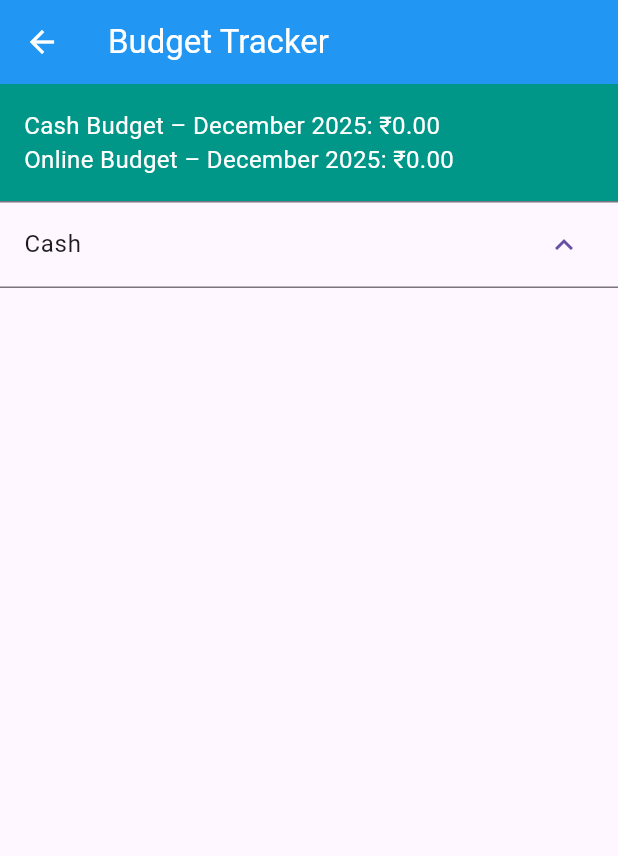
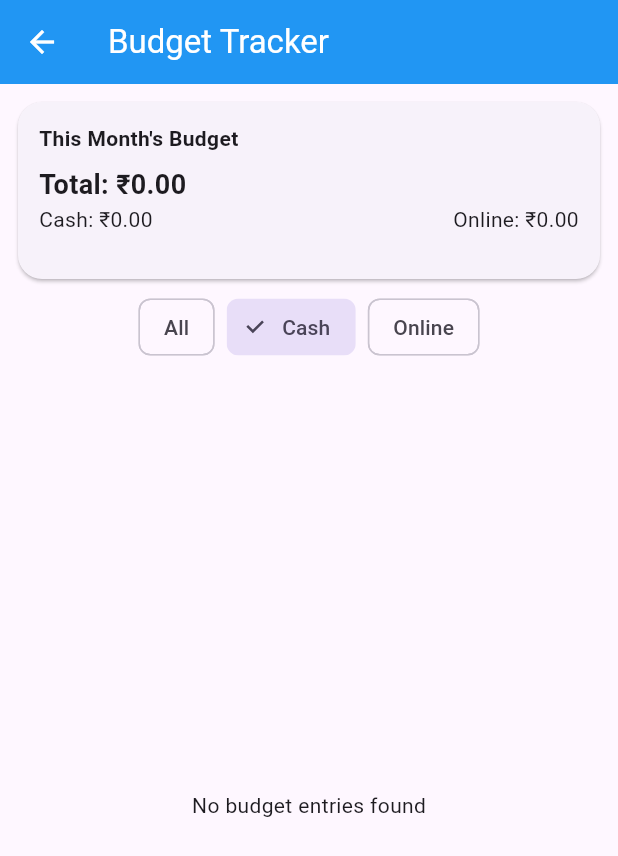
Before and after one commit to kadamharshit/Wallet_Watch, a Flutter app: the BudgetTracker screen opened by its route, after a tap on "Cash", on a phone screen of 412 x 824 dp. Shown: the top 856 px of the screen. Run offline on Flutter 3.47's test engine with Material 3 defaults, Android fonts, the phone set to English and light mode, and no system bars; our stand-ins replace fl_chart, shared_preferences, sqflite, supabase_flutter; accounts and stored records are empty.

Commit message:
UI Enhancement and added Edit and Delete option

```diff
--- a/lib/features/settings/budget_tracker.dart
+++ b/lib/features/settings/budget_tracker.dart
@@ -2,7 +2,6 @@ import 'package:flutter/material.dart';
 import 'package:intl/intl.dart';
 import 'package:supabase_flutter/supabase_flutter.dart';
 import 'package:walletwatch/services/expense_database.dart';
-import 'dart:collection';
 
 class BudgetTracker extends StatefulWidget {
   const BudgetTracker({super.key});
@@ -12,55 +11,34 @@ class BudgetTracker extends StatefulWidget {
 }
 
 class _BudgetTrackerState extends State<BudgetTracker> {
-  late Future<List<Map<String, dynamic>>> _budgetList = Future.value([]);
-  List<String> _availableMonths = [];
-  String _selectedMonth = '';
+  List<Map<String, dynamic>> _filteredBudgets = [];
+
   double _cashTotal = 0.0;
   double _onlineTotal = 0.0;
-  List<Map<String, dynamic>> _filteredBudgets = [];
+
+  String _filterMode = 'All'; // All / Cash / Online
+  String _selectedMonth =
+      "${DateTime.now().year}-${DateTime.now().month.toString().padLeft(2, '0')}";
 
   @override
   void initState() {
     super.initState();
-    _initializeMonthList();
-  }
-
-  void _initializeMonthList() async {
-    final allBudgets = await DatabaseHelper.instance.getBudget();
-    final monthSet = <String>{};
-
-    for (var entry in allBudgets) {
-      final date = entry['date'] ?? '';
-      if (date.length >= 7) {
-        monthSet.add(date.substring(0, 7));
-      }
-    }
-
-    final sortedMonths = monthSet.toList()..sort((a, b) => b.compareTo(a));
-
-    setState(() {
-      _availableMonths = sortedMonths;
-      _selectedMonth = sortedMonths.isNotEmpty
-          ? sortedMonths.first
-          : "${DateTime.now().year}-${DateTime.now().month.toString().padLeft(2, '0')}";
-    });
-
     _loadBudgetsForMonth(_selectedMonth);
   }
 
+  // ---------------- LOAD ----------------
   void _loadBudgetsForMonth(String month) async {
     final allBudgets = await DatabaseHelper.instance.getBudget();
-    final filtered = allBudgets.where((entry) {
-      final date = entry['date'] ?? '';
-      return date.startsWith(month);
-    }).toList();
+    final filtered = allBudgets
+        .where((b) => (b['date'] ?? '').startsWith(month))
+        .toList();
 
-    double cash = 0.0;
-    double online = 0.0;
+    double cash = 0;
+    double online = 0;
 
-    for (var entry in filtered) {
-      final amount = (entry['total'] as num?)?.toDouble() ?? 0.0;
-      if (entry['mode'] == 'Cash') {
+    for (final b in filtered) {
+      final amount = (b['total'] as num?)?.toDouble() ?? 0;
+      if ((b['mode'] ?? '') == 'Cash') {
         cash += amount;
       } else {
         online += amount;
@@ -68,49 +46,31 @@ class _BudgetTrackerState extends State<BudgetTracker> {
     }
 
     setState(() {
-      _budgetList = Future.value(filtered);
       _filteredBudgets = filtered;
       _cashTotal = cash;
       _onlineTotal = online;
     });
   }
 
-  String _getMonthName(int month) {
-    const months = [
-      'January',
-      'February',
-      'March',
-      'April',
-      'May',
-      'June',
-      'July',
-      'August',
-      'September',
-      'October',
-      'November',
-      'December',
-    ];
-    return months[month - 1];
+  // ---------------- FILTER ----------------
+  List<Map<String, dynamic>> get _filteredByMode {
+    if (_filterMode == 'All') return _filteredBudgets;
+    return _filteredBudgets.where((b) {
+      return (b['mode'] ?? '').toString().toLowerCase() ==
+          _filterMode.toLowerCase();
+    }).toList();
   }
 
-  String _formatMonthLabel(String monthYear) {
-    final parts = monthYear.split('-');
-    final year = parts[0];
-    final month = int.parse(parts[1]);
-    return "${_getMonthName(month)} $year";
-  }
-
+  // ---------------- EDIT ----------------
   Future<void> _showEditDialog(Map<String, dynamic> entry) async {
-    final amountController = TextEditingController(
-      text: entry['total'].toString(),
-    );
+    final controller = TextEditingController(text: entry['total'].toString());
 
     await showDialog(
       context: context,
       builder: (_) => AlertDialog(
         title: const Text("Edit Budget"),
         content: TextField(
-          controller: amountController,
+          controller: controller,
           keyboardType: TextInputType.number,
           decoration: const InputDecoration(labelText: "Amount"),
         ),
@@ -121,22 +81,20 @@ class _BudgetTrackerState extends State<BudgetTracker> {
           ),
           ElevatedButton(
             onPressed: () async {
-              final newAmount = double.tryParse(amountController.text);
-              if (newAmount != null) {
+              final value = double.tryParse(controller.text);
+              if (value != null) {
                 await DatabaseHelper.instance.updateBudget(entry['id'], {
-                  'date': entry['date'],
-                  'total': newAmount,
-                  'mode': entry['mode'],
-                  'bank': entry['bank'] ?? '',
+                  'total': value,
                 });
+
                 final supabaseId = entry['supabase_id'];
                 if (supabaseId != null) {
-                  final supabase = Supabase.instance.client;
-                  await supabase
+                  await Supabase.instance.client
                       .from('budgets')
-                      .update({'total': newAmount})
+                      .update({'total': value})
                       .eq('id', supabaseId);
                 }
+
                 Navigator.pop(context);
                 _loadBudgetsForMonth(_selectedMonth);
               }
@@ -148,12 +106,13 @@ class _BudgetTrackerState extends State<BudgetTracker> {
     );
   }
 
-  Future<void> _confirmDelete(Map<String, dynamic> entry) async {
-    final confirmed = await showDialog<bool>(
+  // ---------------- DELETE ----------------
+  Future<bool> _confirmDelete(Map<String, dynamic> entry) async {
+    final result = await showDialog<bool>(
       context: context,
       builder: (_) => AlertDialog(
-        title: const Text("Delete Budget Entry"),
-        content: const Text("Are you sure you want to delete this entry?"),
+        title: const Text("Delete budget?"),
+        content: const Text("This action cannot be undone."),
         actions: [
           TextButton(
             onPressed: () => Navigator.pop(context, false),
@@ -161,177 +120,205 @@ class _BudgetTrackerState extends State<BudgetTracker> {
           ),
           ElevatedButton(
             onPressed: () => Navigator.pop(context, true),
+            style: ElevatedButton.styleFrom(backgroundColor: Colors.red),
             child: const Text("Delete"),
           ),
         ],
       ),
     );
 
-    if (confirmed == true) {
-      final localId = entry['id'] as int;
+    if (result == true) {
+      final localId = entry['id'];
       final supabaseId = entry['supabase_id'];
 
-      try {
-        //1. delete from supabase if we know the remote id
+      await DatabaseHelper.instance.deleteBudget(localId);
 
       if (supabaseId != null) {
-          final supabase = Supabase.instance.client;
-          await supabase.from('budgets').delete().eq('id', supabaseId);
+        await Supabase.instance.client
+            .from('budgets')
+            .delete()
+            .eq('id', supabaseId);
       }
 
-        //2. Delete from local SQLite
-        await DatabaseHelper.instance.deleteBudget(localId);
-
-        //3. Refresg List
       _loadBudgetsForMonth(_selectedMonth);
-
-        ScaffoldMessenger.of(
-          context,
-        ).showSnackBar(const SnackBar(content: Text("Budget entry deleted")));
-      } catch (e) {
-        debugPrint("Error deleting budget: $e");
-        ScaffoldMessenger.of(context).showSnackBar(
-          const SnackBar(content: Text("Failed to delete Budget Entry")),
-        );
+      return true;
     }
-    }
+    return false;
   }
 
-  @override
-  Widget build(BuildContext context) {
-    // Group online budgets by bank
-    final onlineByBank = <String, List<Map<String, dynamic>>>{};
-    for (var entry in _filteredBudgets) {
-      if (entry['mode'] != 'Cash') {
-        final bank = (entry['bank'] as String?)?.isNotEmpty == true
-            ? entry['bank']
-            : 'Unknown';
-        onlineByBank.putIfAbsent(bank!, () => []).add(entry);
-      }
-    }
+  // ---------------- SUMMARY ----------------
+  Widget _buildSummary() {
+    final total = _cashTotal + _onlineTotal;
+    final cashFrac = total == 0 ? 0 : _cashTotal / total;
+    final onlineFrac = total == 0 ? 0 : _onlineTotal / total;
 
-    final cashEntries = _filteredBudgets
-        .where((e) => e['mode'] == 'Cash')
-        .toList();
-
-    return Scaffold(
-      appBar: AppBar(
-        leading: const BackButton(),
-        backgroundColor: Colors.blue,
-        foregroundColor: Colors.white,
-        title: const Text("Budget Tracker"),
-      ),
-      body: Column(
-        children: [
-          if (_availableMonths.isNotEmpty)
-            Padding(
-              padding: const EdgeInsets.all(8),
-              child: DropdownButton<String>(
-                value: _selectedMonth,
-                isExpanded: true,
-                items: _availableMonths.map((month) {
-                  return DropdownMenuItem<String>(
-                    value: month,
-                    child: Text(_formatMonthLabel(month)),
-                  );
-                }).toList(),
-                onChanged: (value) {
-                  if (value != null) {
-                    setState(() {
-                      _selectedMonth = value;
-                    });
-                    _loadBudgetsForMonth(value);
-                  }
-                },
-              ),
-            ),
-          Container(
-            padding: const EdgeInsets.all(16),
-            width: double.infinity,
-            color: Colors.teal,
+    return Card(
+      margin: const EdgeInsets.fromLTRB(12, 12, 12, 8),
+      shape: RoundedRectangleBorder(borderRadius: BorderRadius.circular(16)),
+      child: Padding(
+        padding: const EdgeInsets.all(14),
         child: Column(
           crossAxisAlignment: CrossAxisAlignment.start,
           children: [
+            const Text(
+              "This Month's Budget",
+              style: TextStyle(fontWeight: FontWeight.w600),
+            ),
+            const SizedBox(height: 8),
             Text(
-                  "Cash Budget – ${_formatMonthLabel(_selectedMonth)}: ₹${_cashTotal.toStringAsFixed(2)}",
-                  style: const TextStyle(fontSize: 16, color: Colors.white),
+              "Total: ₹${total.toStringAsFixed(2)}",
+              style: const TextStyle(fontSize: 18, fontWeight: FontWeight.bold),
             ),
-                Text(
-                  "Online Budget – ${_formatMonthLabel(_selectedMonth)}: ₹${_onlineTotal.toStringAsFixed(2)}",
-                  style: const TextStyle(fontSize: 16, color: Colors.white),
+            Row(
+              children: [
+                Expanded(
+                  child: Text("Cash: ₹${_cashTotal.toStringAsFixed(2)}"),
+                ),
+                Expanded(
+                  child: Text(
+                    "Online: ₹${_onlineTotal.toStringAsFixed(2)}",
+                    textAlign: TextAlign.right,
+                  ),
+                ),
+              ],
+            ),
+            const SizedBox(height: 10),
+            ClipRRect(
+              borderRadius: BorderRadius.circular(999),
+              child: Row(
+                children: [
+                  Expanded(
+                    flex: (cashFrac * 1000).round(),
+                    child: Container(height: 6, color: Colors.green),
+                  ),
+                  Expanded(
+                    flex: (onlineFrac * 1000).round(),
+                    child: Container(height: 6, color: Colors.blue),
                   ),
                 ],
               ),
             ),
-          Expanded(
-            child: ListView(
+          ],
+        ),
+      ),
+    );
+  }
+
+  // ---------------- CARD ----------------
+  Widget _buildBudgetCard(Map<String, dynamic> item) {
+    final amount = (item['total'] as num?)?.toDouble() ?? 0;
+    final mode = (item['mode'] ?? 'Cash').toString();
+    final bank = (item['bank'] ?? '').toString();
+    final isOnline = mode.toLowerCase() == 'online';
+
+    return Dismissible(
+      key: ValueKey(item['id']),
+      background: Container(
+        color: Colors.blue,
+        alignment: Alignment.centerLeft,
+        padding: const EdgeInsets.only(left: 20),
+        child: const Row(
           children: [
-                ExpansionTile(
-                  title: const Text("Cash"),
-                  children: cashEntries.map((item) {
-                    return ListTile(
-                      leading: const Icon(
-                        Icons.attach_money,
-                        color: Colors.green,
+            Icon(Icons.edit, color: Colors.white),
+            SizedBox(width: 8),
+            Text('Edit', style: TextStyle(color: Colors.white)),
+          ],
+        ),
+      ),
+      secondaryBackground: Container(
+        color: Colors.red,
+        alignment: Alignment.centerRight,
+        padding: const EdgeInsets.only(right: 20),
+        child: const Row(
+          mainAxisAlignment: MainAxisAlignment.end,
+          children: [
+            Text('Delete', style: TextStyle(color: Colors.white)),
+            SizedBox(width: 8),
+            Icon(Icons.delete, color: Colors.white),
+          ],
+        ),
+      ),
+      confirmDismiss: (direction) async {
+        if (direction == DismissDirection.startToEnd) {
+          await _showEditDialog(item);
+          return false;
+        } else {
+          return await _confirmDelete(item);
+        }
+      },
+      child: Card(
+        margin: const EdgeInsets.symmetric(horizontal: 12, vertical: 6),
+        shape: RoundedRectangleBorder(borderRadius: BorderRadius.circular(12)),
+        child: ListTile(
+          leading: CircleAvatar(
+            backgroundColor: isOnline
+                ? Colors.blue.withOpacity(0.12)
+                : Colors.green.withOpacity(0.12),
+            child: Icon(
+              isOnline ? Icons.account_balance_wallet : Icons.money,
+              color: isOnline ? Colors.blue : Colors.green,
+            ),
           ),
           title: Text(
-                        "₹${(item['total'] as double).toStringAsFixed(2)}",
+            isOnline
+                ? (bank.isNotEmpty ? bank : 'Online Budget')
+                : 'Cash Budget',
+            style: const TextStyle(fontWeight: FontWeight.w600),
           ),
-                      subtitle: Text(
-                        "Date: ${item['date']} • Mode: ${item['mode']}",
+          subtitle: Text("Date: ${item['date']}"),
+          trailing: Text(
+            "₹${amount.toStringAsFixed(2)}",
+            style: const TextStyle(fontWeight: FontWeight.bold, fontSize: 16),
           ),
-                      trailing: Row(
-                        mainAxisSize: MainAxisSize.min,
+        ),
+      ),
+    );
+  }
+
+  // ---------------- BUILD ----------------
+  @override
+  Widget build(BuildContext context) {
+    final list = _filteredByMode;
+
+    return Scaffold(
+      appBar: AppBar(
+        title: const Text("Budget Tracker"),
+        backgroundColor: Colors.blue,
+        foregroundColor: Colors.white,
+      ),
+      body: Column(
         children: [
-                          IconButton(
-                            icon: const Icon(Icons.edit, color: Colors.orange),
-                            onPressed: () => _showEditDialog(item),
+          _buildSummary(),
+          Padding(
+            padding: const EdgeInsets.symmetric(horizontal: 12),
+            child: Wrap(
+              spacing: 8,
+              children: [
+                ChoiceChip(
+                  label: const Text('All'),
+                  selected: _filterMode == 'All',
+                  onSelected: (_) => setState(() => _filterMode = 'All'),
                 ),
-                          IconButton(
-                            icon: const Icon(Icons.delete, color: Colors.red),
-                            onPressed: () => _confirmDelete(item),
+                ChoiceChip(
+                  label: const Text('Cash'),
+                  selected: _filterMode == 'Cash',
+                  onSelected: (_) => setState(() => _filterMode = 'Cash'),
+                ),
+                ChoiceChip(
+                  label: const Text('Online'),
+                  selected: _filterMode == 'Online',
+                  onSelected: (_) => setState(() => _filterMode = 'Online'),
                 ),
               ],
             ),
-                    );
-                  }).toList(),
           ),
-                ...onlineByBank.entries.map((entry) {
-                  return ExpansionTile(
-                    title: Text("Online - ${entry.key}"),
-                    children: entry.value.map((item) {
-                      return ListTile(
-                        leading: const Icon(
-                          Icons.account_balance_wallet,
-                          color: Colors.blue,
-                        ),
-                        title: Text(
-                          "₹${(item['total'] as double).toStringAsFixed(2)}",
-                        ),
-                        subtitle: Text(
-                          "Date: ${item['date']} • Mode: ${item['mode']} • Bank: ${item['bank'] ?? 'Unknown'}",
-                        ),
-                        trailing: Row(
-                          mainAxisSize: MainAxisSize.min,
-                          children: [
-                            IconButton(
-                              icon: const Icon(
-                                Icons.edit,
-                                color: Colors.orange,
-                              ),
-                              onPressed: () => _showEditDialog(item),
-                            ),
-                            IconButton(
-                              icon: const Icon(Icons.delete, color: Colors.red),
-                              onPressed: () => _confirmDelete(item),
-                            ),
-                          ],
-                        ),
-                      );
-                    }).toList(),
-                  );
-                }).toList(),
-              ],
+          const SizedBox(height: 8),
+          Expanded(
+            child: list.isEmpty
+                ? const Center(child: Text("No budget entries found"))
+                : ListView.builder(
+                    itemCount: list.length,
+                    itemBuilder: (_, i) => _buildBudgetCard(list[i]),
                   ),
           ),
         ],
```
Lines whose indentation alone changed are shown as unchanged.
